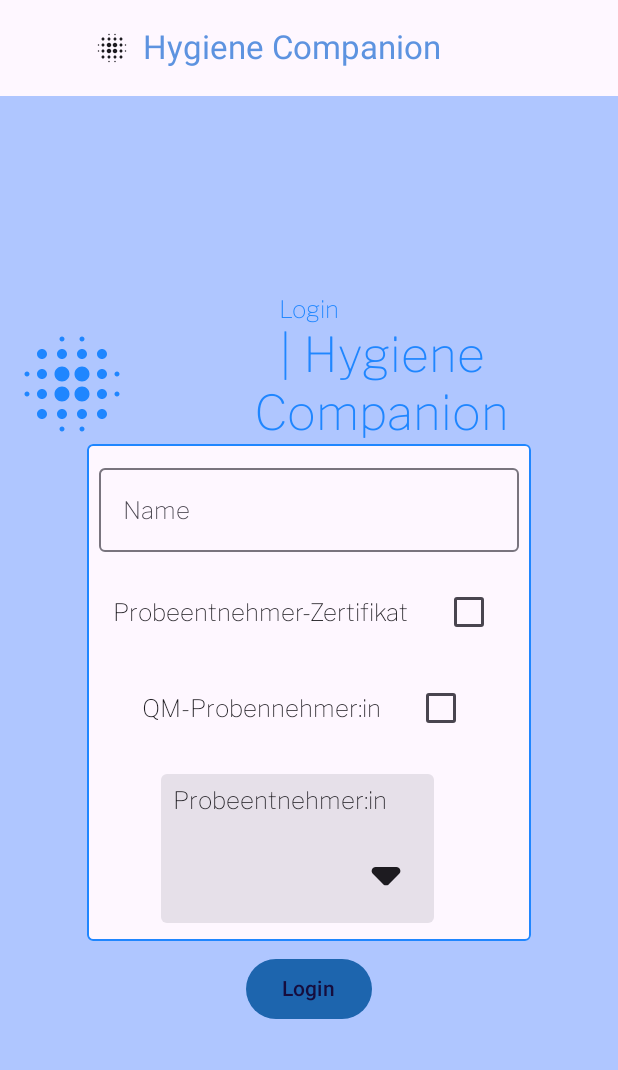
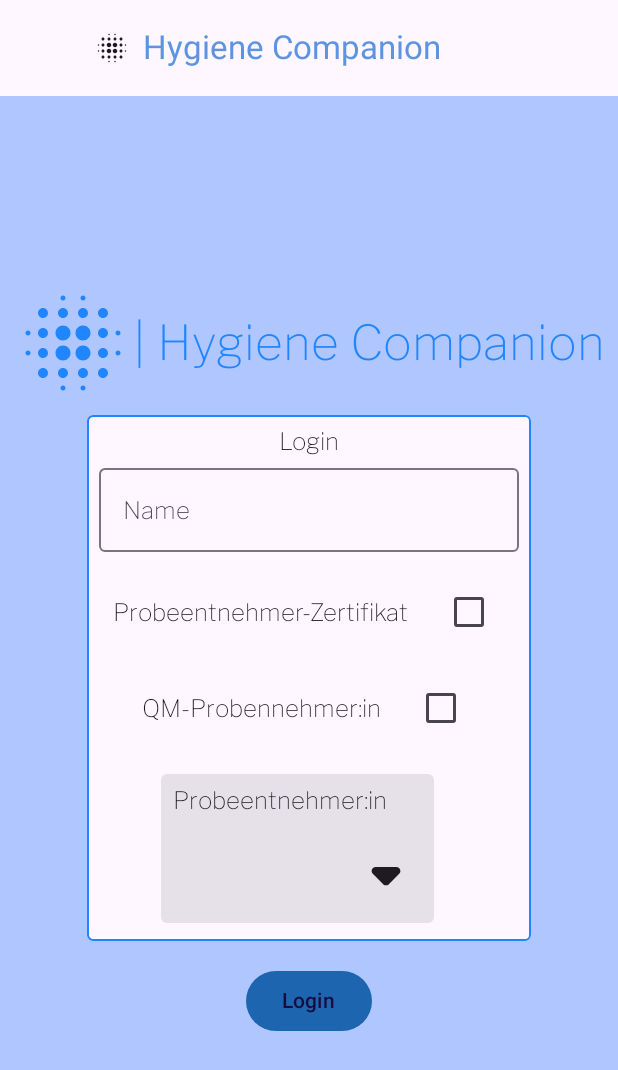
Before and after one commit to chris-prenissl/hygiene-lab-companion, an Android app built with Jetpack Compose: the screen it shows after launch (MainActivity), on a phone screen of 412 x 824 dp. Shown: the top 1070 px of the screen. Run offline under Robolectric (Android 15) with nearby library versions, the light colour scheme and no system bars; our stand-ins replace Firebase (no records; nobody signed in at launch, a user with empty details on screens opened directly).

Commit message:
Better visuals for LoginView

```diff
--- a/composeApp/src/androidMain/kotlin/com/christophprenissl/hygienecompanion/presentation/view/component/TitleText.kt
+++ b/composeApp/src/androidMain/kotlin/com/christophprenissl/hygienecompanion/presentation/view/component/TitleText.kt
@@ -3,7 +3,7 @@ package com.christophprenissl.hygienecompanion.presentation.view.component
 import androidx.compose.material3.MaterialTheme
 import androidx.compose.material3.Text
 import androidx.compose.runtime.Composable
-import androidx.compose.ui.text.style.TextAlign
+import androidx.compose.ui.tooling.preview.Preview
 
 @Composable
 fun TitleText(
@@ -12,8 +12,13 @@ fun TitleText(
     Text(
         text = title,
         fontStyle = MaterialTheme.typography.headlineLarge.fontStyle,
-        textAlign = TextAlign.Center,
         color = MaterialTheme.colorScheme.onBackground,
         fontSize = MaterialTheme.typography.headlineLarge.fontSize,
     )
 }
+
+@Preview
+@Composable
+fun TitleTextPreview() {
+    TitleText(title = "Hygiene Companion")
+}
--- a/composeApp/src/androidMain/kotlin/com/christophprenissl/hygienecompanion/presentation/view/logged_out/LoginView.kt
+++ b/composeApp/src/androidMain/kotlin/com/christophprenissl/hygienecompanion/presentation/view/logged_out/LoginView.kt
@@ -41,10 +41,8 @@ fun LoginView(
         contentPadding = PaddingValues(vertical = doubleStandardPadding.dp),
     ) {
         stickyHeader {
-            Text(LOGIN)
-        }
-        item {
             Row(
+                horizontalArrangement = Arrangement.Center,
                 verticalAlignment = Alignment.CenterVertically,
             ) {
                 Icon(
@@ -52,19 +50,21 @@ fun LoginView(
                     contentDescription = APP_LOGO_DESCRIPTION,
                     modifier = Modifier.size(titleIconSize.dp),
                 )
-                Spacer(modifier = Modifier.padding(horizontal = standardPadding.dp))
                 TitleText(title = APP_TITLE_START)
             }
         }
+
         item {
             BasicSurface(
                 border = BorderStroke(basicBorderStroke.dp, MaterialTheme.colorScheme.onBackground),
+                modifier = Modifier.padding(vertical = standardPadding.dp),
             ) {
                 Column(
                     verticalArrangement = Arrangement.Center,
                     horizontalAlignment = Alignment.CenterHorizontally,
                     modifier = Modifier.padding(standardPadding.dp),
                 ) {
+                    Text("Login")
                     ParameterTextField(
                         labelText = USER_NAME,
                         value = state.name ?: "",
```
